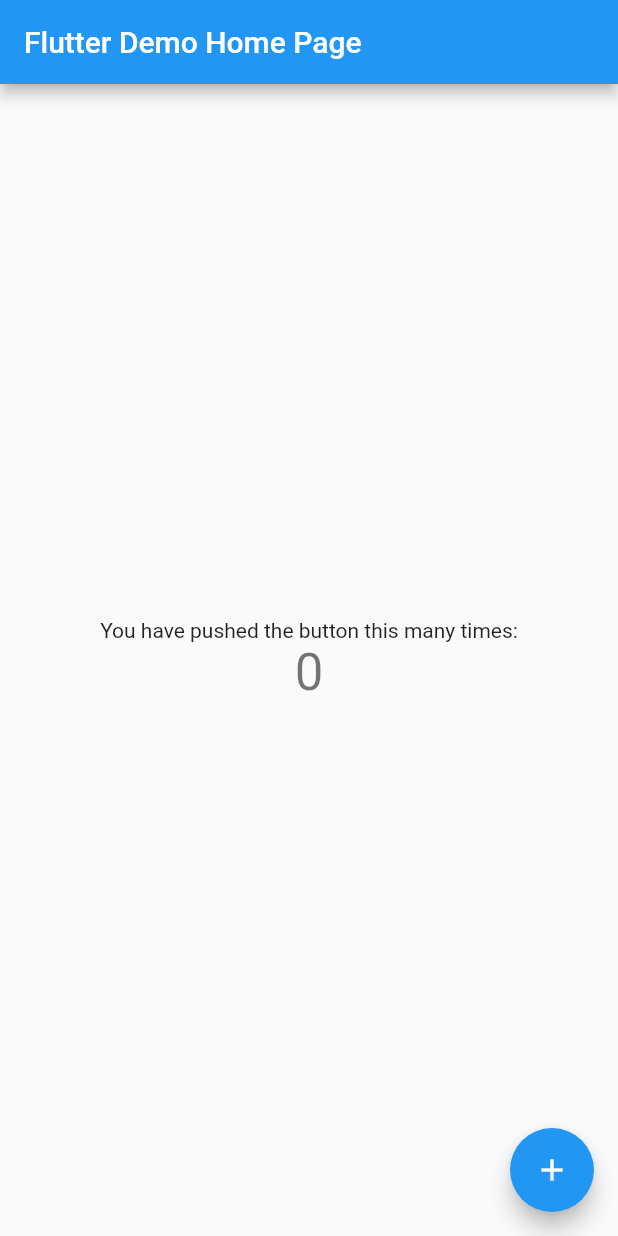
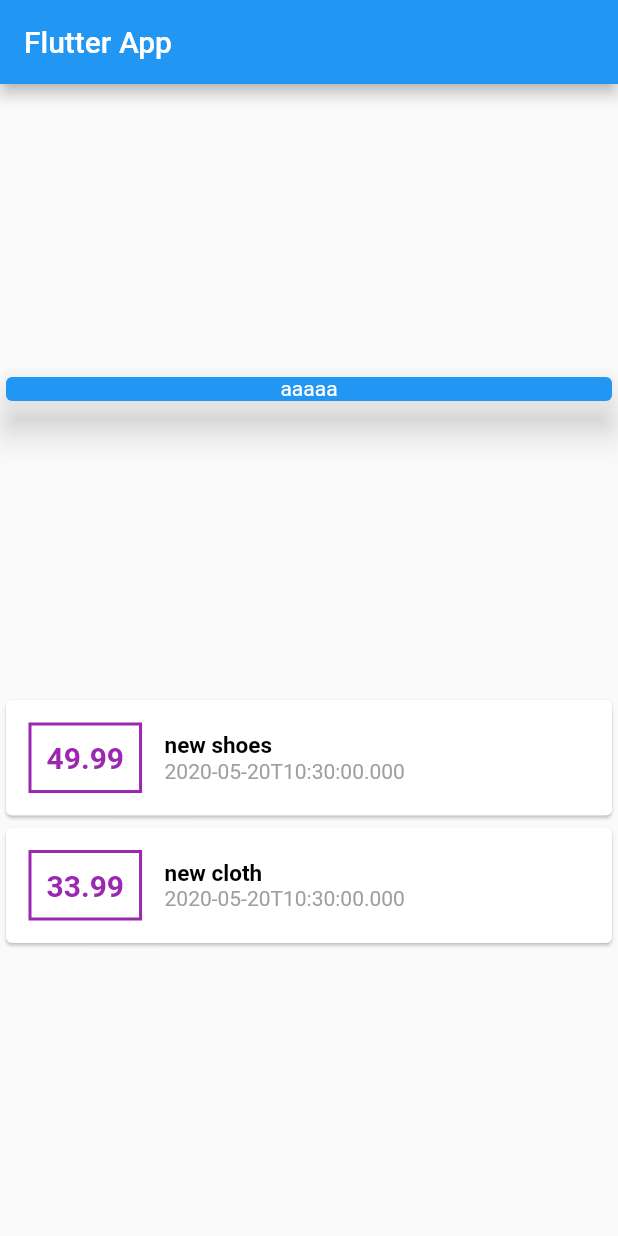
Before and after one commit to Wzqqqqqqqq/flutter_expense_app, a Flutter app: the screen it shows after launch, on a phone screen of 412 x 824 dp. Run offline on Flutter 3.47's test engine with Material 2 defaults, Android fonts, the phone set to English and light mode, and no system bars.

Commit message:
basic ui
basic ui

```diff
--- a/lib/main.dart
+++ b/lib/main.dart
@@ -1,117 +1,88 @@
+import './transaction.dart';
 import 'package:flutter/material.dart';
 
-void main() {
-  runApp(MyApp());
-}
+void main() => runApp(MyApp());
 
 class MyApp extends StatelessWidget {
-  // This widget is the root of your application.
   @override
   Widget build(BuildContext context) {
     return MaterialApp(
-      title: 'Flutter Demo',
-      theme: ThemeData(
-        // This is the theme of your application.
-        //
-        // Try running your application with "flutter run". You'll see the
-        // application has a blue toolbar. Then, without quitting the app, try
-        // changing the primarySwatch below to Colors.green and then invoke
-        // "hot reload" (press "r" in the console where you ran "flutter run",
-        // or simply save your changes to "hot reload" in a Flutter IDE).
-        // Notice that the counter didn't reset back to zero; the application
-        // is not restarted.
-        primarySwatch: Colors.blue,
-        // This makes the visual density adapt to the platform that you run
-        // the app on. For desktop platforms, the controls will be smaller and
-        // closer together (more dense) than on mobile platforms.
-        visualDensity: VisualDensity.adaptivePlatformDensity,
-      ),
-      home: MyHomePage(title: 'Flutter Demo Home Page'),
+      title: 'Flutter App',
+      home: MyHomePage(),
     );
   }
 }
 
-class MyHomePage extends StatefulWidget {
-  MyHomePage({Key key, this.title}) : super(key: key);
-
-  // This widget is the home page of your application. It is stateful, meaning
-  // that it has a State object (defined below) that contains fields that affect
-  // how it looks.
-
-  // This class is the configuration for the state. It holds the values (in this
-  // case the title) provided by the parent (in this case the App widget) and
-  // used by the build method of the State. Fields in a Widget subclass are
-  // always marked "final".
-
-  final String title;
-
-  @override
-  _MyHomePageState createState() => _MyHomePageState();
-}
-
-class _MyHomePageState extends State<MyHomePage> {
-  int _counter = 0;
-
-  void _incrementCounter() {
-    setState(() {
-      // This call to setState tells the Flutter framework that something has
-      // changed in this State, which causes it to rerun the build method below
-      // so that the display can reflect the updated values. If we changed
-      // _counter without calling setState(), then the build method would not be
-      // called again, and so nothing would appear to happen.
-      _counter++;
-    });
-  }
+class MyHomePage extends StatelessWidget {
+  final List<Transaction> transactions = [
+    Transaction(
+        id: 't1', title: 'new shoes', amount: 49.99, date: DateTime.now()),
+    Transaction(
+        id: 't2', title: 'new cloth', amount: 33.99, date: DateTime.now()),
+  ];
 
   @override
   Widget build(BuildContext context) {
-    // This method is rerun every time setState is called, for instance as done
-    // by the _incrementCounter method above.
-    //
-    // The Flutter framework has been optimized to make rerunning build methods
-    // fast, so that you can just rebuild anything that needs updating rather
-    // than having to individually change instances of widgets.
     return Scaffold(
-      appBar: AppBar(
-        // Here we take the value from the MyHomePage object that was created by
-        // the App.build method, and use it to set our appbar title.
-        title: Text(widget.title),
-      ),
-      body: Center(
-        // Center is a layout widget. It takes a single child and positions it
-        // in the middle of the parent.
-        child: Column(
-          // Column is also a layout widget. It takes a list of children and
-          // arranges them vertically. By default, it sizes itself to fit its
-          // children horizontally, and tries to be as tall as its parent.
-          //
-          // Invoke "debug painting" (press "p" in the console, choose the
-          // "Toggle Debug Paint" action from the Flutter Inspector in Android
-          // Studio, or the "Toggle Debug Paint" command in Visual Studio Code)
-          // to see the wireframe for each widget.
-          //
-          // Column has various properties to control how it sizes itself and
-          // how it positions its children. Here we use mainAxisAlignment to
-          // center the children vertically; the main axis here is the vertical
-          // axis because Columns are vertical (the cross axis would be
-          // horizontal).
-          mainAxisAlignment: MainAxisAlignment.center,
+        appBar: AppBar(
+          title: Text('Flutter App'),
+        ),
+        body: Column(
+          mainAxisAlignment: MainAxisAlignment.spaceEvenly,
+          crossAxisAlignment: CrossAxisAlignment.center,
           children: <Widget>[
-            Text(
-              'You have pushed the button this many times:',
+            Card(
+              color: Colors.blue,
+              child: Container(
+                child: Text('aaaaa', style: TextStyle(color: Colors.white)),
+                width: double.infinity,
+                alignment: Alignment.center,
+              ),
+              elevation: 10,
             ),
-            Text(
-              '$_counter',
-              style: Theme.of(context).textTheme.headline4,
-            ),
+            Column(
+              children: <Widget>[
+                Column(
+                    children: transactions
+                        .map((item) => Card(
+                              child: Row(
+                                children: <Widget>[
+                                  Container(
+                                      margin: EdgeInsets.symmetric(
+                                          vertical: 15, horizontal: 15),
+                                      decoration: BoxDecoration(
+                                          border: Border.all(
+                                              color: Colors.purple, width: 2)),
+                                      padding: EdgeInsets.all(10),
+                                      child: Text(
+                                        item.amount.toString(),
+                                        style: TextStyle(
+                                            color: Colors.purple,
+                                            fontWeight: FontWeight.bold,
+                                            fontSize: 20),
+                                      )),
+                                  Column(
+                                    crossAxisAlignment:
+                                        CrossAxisAlignment.start,
+                                    children: <Widget>[
+                                      Text(item.title,
+                                          style: TextStyle(
+                                              color: Colors.black,
+                                              fontSize: 15,
+                                              fontWeight: FontWeight.bold)),
+                                      Text(
+                                        item.date.toIso8601String(),
+                                        style: TextStyle(color: Colors.grey),
+                                      )
+                                    ],
+                                  )
+                                ],
+                              ),
+                            ))
+                        .toList())
+              ],
+            )
           ],
-        ),
-      ),
-      floatingActionButton: FloatingActionButton(
-        onPressed: _incrementCounter,
-        tooltip: 'Increment',
-        child: Icon(Icons.add),
-      ), // This trailing comma makes auto-formatting nicer for build methods.
-    );
+        ));
   }
 }
--- /dev/null
+++ b/lib/transaction.dart
@@ -0,0 +1,14 @@
+import 'package:flutter/foundation.dart';
+
+class Transaction {
+  String id;
+  String title;
+  double amount;
+  DateTime date;
+
+  Transaction(
+      {@required this.id,
+      @required this.title,
+      @required this.amount,
+      @required this.date});
+}
```
